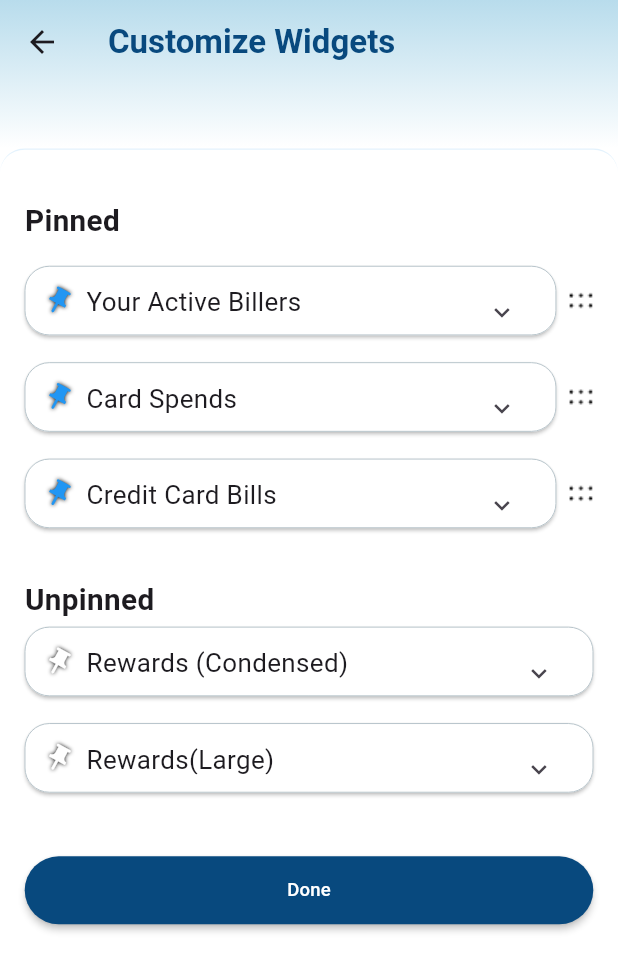
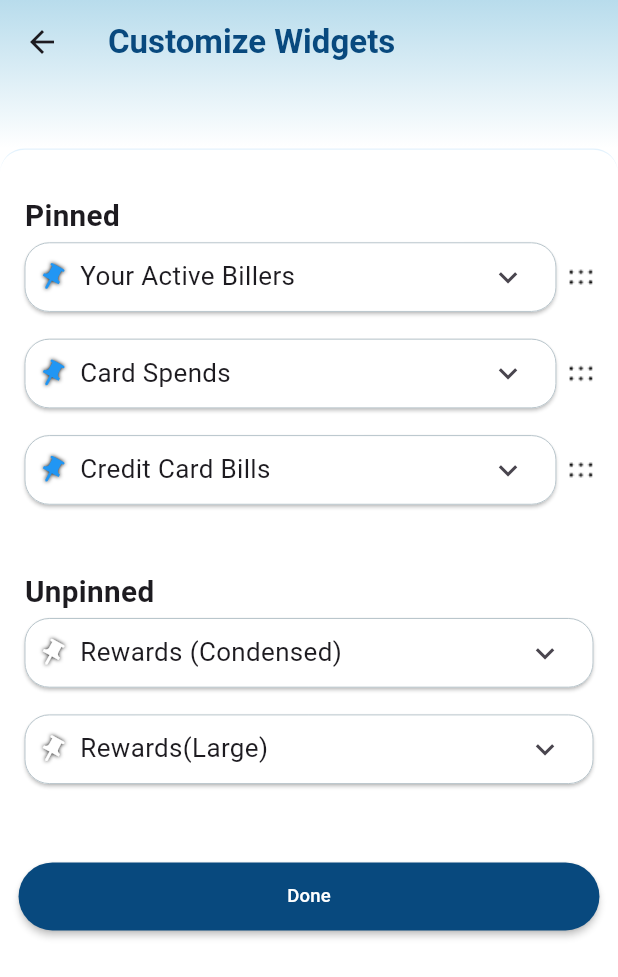
Before and after one commit to muhammedswalih11/task_flutter_, a Flutter app: the screen it shows after launch, on a phone screen of 412 x 824 dp. Shown: the top 977 px of the screen. Run offline on Flutter 3.47's test engine with Material 3 defaults, Android fonts, the phone set to English and light mode, and no system bars; our stand-ins replace flutter_riverpod.

Commit message:
08-10-25

```diff
--- a/lib/features/customized_ui/presentation/pages/custom_ui_screen.dart
+++ b/lib/features/customized_ui/presentation/pages/custom_ui_screen.dart
@@ -9,12 +9,53 @@ import 'package:flutter_tasks_/features/customized_ui/presentation/widgets/progr
 import 'package:flutter_tasks_/features/customized_ui/presentation/widgets/rewards_large.dart';
 import 'package:flutter_tasks_/features/customized_ui/presentation/widgets/cardsections.dart';
 
-class customized_ui extends StatelessWidget {
-  const customized_ui({super.key});
+class CustomizedUI extends StatelessWidget {
+  const CustomizedUI({super.key});
 
   @override
   Widget build(BuildContext context) {
     SizeConfig.init(context);
+
+    final List<Map<String, dynamic>> sectionList = [
+      {'type': 'header', 'title': 'Pinned'},
+      {
+        'type': 'card',
+        'title': 'Your Active Billers',
+        'widget': ActiveBillerSection2(),
+        'provider': dropdown1Provider,
+      },
+      {
+        'type': 'card',
+        'title': 'Card Spends',
+        'widget': CardSpendSection(),
+        'provider': dropdown2Provider,
+      },
+      {
+        'type': 'card',
+        'title': 'Credit Card Bills',
+        'widget': CcBillSection(),
+        'provider': dropdown3Provider,
+      },
+      {'type': 'header', 'title': 'Unpinned'},
+      {
+        'type': 'card',
+        'title': 'Rewards (Condensed)',
+        'widget': ProgressBarSection(),
+        'provider': dropdown4Provider,
+        'showTrailingIcon': false,
+        'isBlueIcon': false,
+      },
+      {
+        'type': 'card',
+        'title': 'Rewards(Large)',
+        'widget': RewardsLaregSection(),
+        'provider': dropdown5Provider,
+        'showTrailingIcon': false,
+        'isBlueIcon': false,
+      },
+      {'type': 'button'},
+    ];
+
     return Scaffold(
       appBar: PreferredSize(
         preferredSize: Size.fromHeight(SizeConfig.screenHeight * 0.12),
@@ -41,7 +82,6 @@ class customized_ui extends StatelessWidget {
       ),
       backgroundColor: Colors.white,
       body: SafeArea(
-        child: SingleChildScrollView(
         child: Container(
           width: SizeConfig.screenWidth,
           decoration: BoxDecoration(
@@ -51,83 +91,54 @@ class customized_ui extends StatelessWidget {
             ),
             border: Border(top: BorderSide(color: Colors.blue.shade50)),
           ),
-            padding: EdgeInsets.only(top: SizeConfig.screenHeight * 0.040),
-            child: Column(
-              children: [
-                Align(
-                  alignment: AlignmentGeometry.centerLeft,
-                  child: Padding(
+          child: ListView.builder(
+            itemCount: sectionList.length,
+            itemBuilder: (context, index) {
+              final item = sectionList[index];
+              switch (item['type']) {
+                case 'header':
+                  return Padding(
                     padding: EdgeInsets.only(
+                      top: SizeConfig.screenHeight * 0.036,
+                      // bottom: SizeConfig.screenHeight * 0.015,
                       left: SizeConfig.screenWidth * 0.04,
                     ),
                     child: Text(
-                      'Pinned',
+                      item['title'],
                       style: TextStyle(
                         fontWeight: FontWeight.bold,
                         fontSize: SizeConfig.screenWidth * 0.048,
                       ),
                     ),
+                  );
+
+                case 'card':
+                  return Padding(
+                    padding: EdgeInsets.only(
+                      bottom: SizeConfig.screenHeight * 0.012,
                     ),
+                    child: CardSections(
+                      title: item['title'],
+                      dropdownChild: item['widget'],
+                      stateProvider: item['provider'],
+                      showTriallingIcon: item['showTrailingIcon'] ?? true,
+                      isblueIcon: item['isBlueIcon'] ?? true,
                     ),
-                SizedBox(height: SizeConfig.screenHeight * 0.015),
-                CardSections(
-                  stateProvider: dropdown1Provider,
-                  title: 'Your Active Billers',
-                  dropdownChild: ActiveBillerSection2(),
-                ),
-                SizedBox(height: SizeConfig.screenHeight * 0.012),
-                CardSections(
-                  stateProvider: dropdown2Provider,
-                  title: 'Card Spends',
-                  dropdownChild: CardSpendSection(),
-                ),
-                SizedBox(height: SizeConfig.screenHeight * 0.012),
-                CardSections(
-                  stateProvider: dropdown3Provider,
-                  title: 'Credit Card Bills',
-                  dropdownChild: CcBillSection(),
-                ),
-                SizedBox(height: SizeConfig.screenHeight * 0.036),
-                Align(
-                  alignment: AlignmentGeometry.centerLeft,
-                  child: Padding(
+                  );
+
+                case 'button':
+                  return Padding(
                     padding: EdgeInsets.only(
-                      left: SizeConfig.screenWidth * 0.04,
-                    ),
-                    child: Text(
-                      'Unpinned',
-                      style: TextStyle(
-                        fontWeight: FontWeight.bold,
-                        fontSize: SizeConfig.screenWidth * 0.048,
-                      ),
-                    ),
-                  ),
-                ),
-                CardSections(
-                  title: 'Rewards (Condensed)',
-                  dropdownChild: ProgressBarSection(),
-                  stateProvider: dropdown4Provider,
-                  showTriallingIcon: false,
-                  isblueIcon: false,
-                ),
-                SizedBox(height: SizeConfig.screenHeight * 0.012),
-                CardSections(
-                  title: 'Rewards(Large)',
-                  dropdownChild: RewardsLaregSection(),
-                  stateProvider: dropdown5Provider,
-                  showTriallingIcon: false,
-                  isblueIcon: false,
-                ),
-                SizedBox(height: SizeConfig.screenHeight * 0.045),
-                Padding(
-                  padding: EdgeInsets.only(
-                    right: SizeConfig.screenWidth * 0.04,
-                    left: SizeConfig.screenWidth * 0.04,
+                      top: SizeConfig.screenHeight * 0.045,
+                      bottom: SizeConfig.screenHeight * 0.02,
                     ),
                     child: DoneButton(),
-                ),
-              ],
-            ),
+                  );
+
+                default:
+                  return SizedBox.shrink();
+              }
+            },
           ),
         ),
       ),
--- a/lib/features/customized_ui/presentation/widgets/active_bill_section.dart
+++ b/lib/features/customized_ui/presentation/widgets/active_bill_section.dart
@@ -34,7 +34,6 @@ class ActiveBillerSection2 extends StatelessWidget {
         trialIcon: Icons.arrow_upward,
       ),
     ];
-    final containerHeight = SizeConfig.screenHeight * 0.18;
 
     return SizedBox(
       width: double.infinity,
@@ -51,7 +50,6 @@ class ActiveBillerSection2 extends StatelessWidget {
                 height: SizeConfig.screenHeight * 0.18,
 
                 decoration: BoxDecoration(
-                  // color: const Color.fromARGB(255, 230, 238, 243),
                   color: Colors.blueGrey.shade50,
 
                   borderRadius: BorderRadius.circular(
@@ -66,16 +64,12 @@ class ActiveBillerSection2 extends StatelessWidget {
             ),
 
             Positioned(
-              top: containerHeight / 2 - 75,
+              top: SizeConfig.screenHeight * 0.015,
               left: 0,
               right: 0,
               child: SizedBox(
                 width: double.infinity,
                 height: SizeConfig.screenHeight * 0.15,
-                child: Padding(
-                  padding: EdgeInsets.only(
-                    left: SizeConfig.screenWidth * 0.014,
-                  ),
                 child: ListView.builder(
                   scrollDirection: Axis.horizontal,
                   itemCount: billCards.length,
@@ -83,7 +77,7 @@ class ActiveBillerSection2 extends StatelessWidget {
                     final card = billCards[index];
                     return Padding(
                       padding: EdgeInsets.only(
-                          left: SizeConfig.screenWidth * 0.065,
+                        left: SizeConfig.screenWidth * 0.076,
                       ),
                       child: BillCards(
                         imageUrl: card.imageUrl,
@@ -96,7 +90,6 @@ class ActiveBillerSection2 extends StatelessWidget {
                 ),
               ),
             ),
-            ),
           ],
         ),
       ),
--- a/lib/features/customized_ui/presentation/widgets/card_spend_section.dart
+++ b/lib/features/customized_ui/presentation/widgets/card_spend_section.dart
@@ -14,7 +14,6 @@ class CardSpendSection extends StatelessWidget {
       ),
       child: Container(
         decoration: BoxDecoration(
-          // color: const Color.fromARGB(255, 230, 238, 243),
           color: Colors.blueGrey.shade50,
 
           borderRadius: BorderRadius.circular(SizeConfig.screenWidth * 0.045),
--- a/lib/features/customized_ui/presentation/widgets/cardsections.dart
+++ b/lib/features/customized_ui/presentation/widgets/cardsections.dart
@@ -46,7 +46,10 @@ class CardSections extends ConsumerWidget {
                       ),
                     ),
                     child: Padding(
-                      padding: EdgeInsets.all(SizeConfig.screenWidth * 0.03),
+                      padding: EdgeInsets.only(
+                        right: SizeConfig.screenWidth * 0.02,
+                        left: SizeConfig.screenWidth * 0.02,
+                      ),
                       child: Row(
                         children: [
                           Transform.rotate(
@@ -81,7 +84,7 @@ class CardSections extends ConsumerWidget {
                               isExpanded
                                   ? Icons.keyboard_arrow_up
                                   : Icons.keyboard_arrow_down,
-                              size: SizeConfig.screenWidth * 0.05,
+                              size: SizeConfig.screenWidth * 0.06,
                             ),
                           ),
                         ],
--- a/lib/features/customized_ui/presentation/widgets/ccbill_section.dart
+++ b/lib/features/customized_ui/presentation/widgets/ccbill_section.dart
@@ -13,7 +13,6 @@ class CcBillSection extends StatelessWidget {
       ),
       child: Container(
         decoration: BoxDecoration(
-          // color: const Color.fromARGB(255, 230, 238, 243),
           color: Colors.blueGrey.shade50,
 
           borderRadius: BorderRadius.circular(SizeConfig.screenWidth * 0.03),
--- a/lib/features/customized_ui/presentation/widgets/done_button.dart
+++ b/lib/features/customized_ui/presentation/widgets/done_button.dart
@@ -6,7 +6,12 @@ class DoneButton extends StatelessWidget {
 
   @override
   Widget build(BuildContext context) {
-    return MaterialButton(
+    return Padding(
+      padding: EdgeInsets.only(
+        right: SizeConfig.screenWidth * 0.03,
+        left: SizeConfig.screenWidth * 0.03,
+      ),
+      child: MaterialButton(
         onPressed: () {},
         height: SizeConfig.screenHeight * 0.055,
         minWidth: SizeConfig.screenWidth,
@@ -21,6 +26,7 @@ class DoneButton extends StatelessWidget {
             fontSize: SizeConfig.screenWidth * 0.03,
           ),
         ),
+      ),
     );
   }
 }
--- a/lib/features/customized_ui/presentation/widgets/progressbar_section.dart
+++ b/lib/features/customized_ui/presentation/widgets/progressbar_section.dart
@@ -16,7 +16,6 @@ class ProgressBarSection extends StatelessWidget {
       ),
       child: Container(
         decoration: BoxDecoration(
-          // color: const Color.fromARGB(255, 230, 238, 243),
           color: Colors.blueGrey.shade50,
 
           borderRadius: BorderRadius.circular(SizeConfig.screenWidth * 0.035),
--- a/lib/features/customized_ui/presentation/widgets/rewards_large.dart
+++ b/lib/features/customized_ui/presentation/widgets/rewards_large.dart
@@ -26,7 +26,6 @@ class RewardsLaregSection extends StatelessWidget {
               ),
               child: Container(
                 decoration: BoxDecoration(
-                  // color: const Color.fromARGB(255, 230, 238, 243),
                   color: Colors.blueGrey.shade50,
                   borderRadius: BorderRadius.circular(
                     SizeConfig.screenWidth * 0.04,
--- a/lib/main.dart
+++ b/lib/main.dart
@@ -20,7 +20,7 @@ class MyApp extends StatelessWidget {
       theme: ThemeData(
         colorScheme: ColorScheme.fromSeed(seedColor: Colors.deepPurple),
       ),
-      home: customized_ui(),
+      home: CustomizedUI(),
     );
   }
 }
```
Lines whose indentation alone changed are shown as unchanged.
